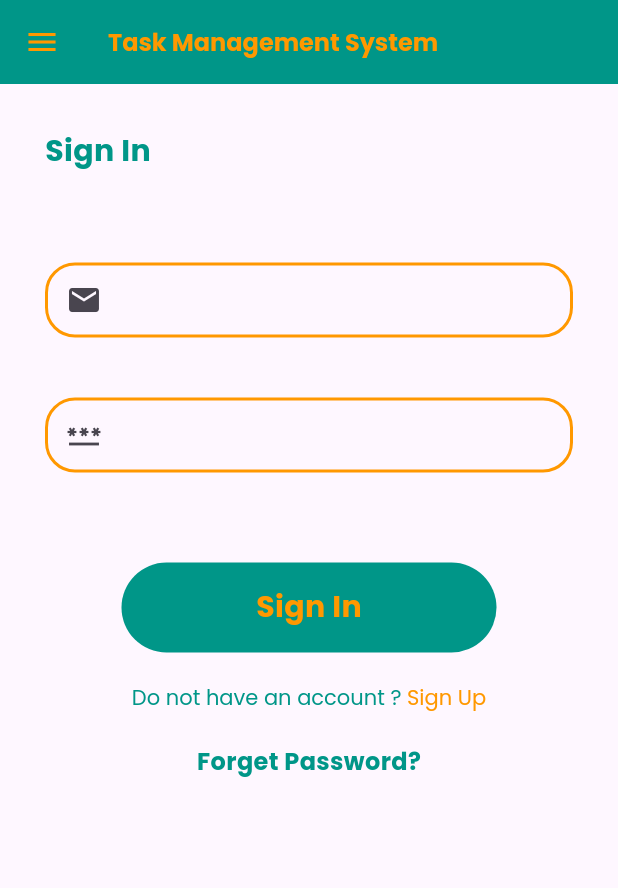
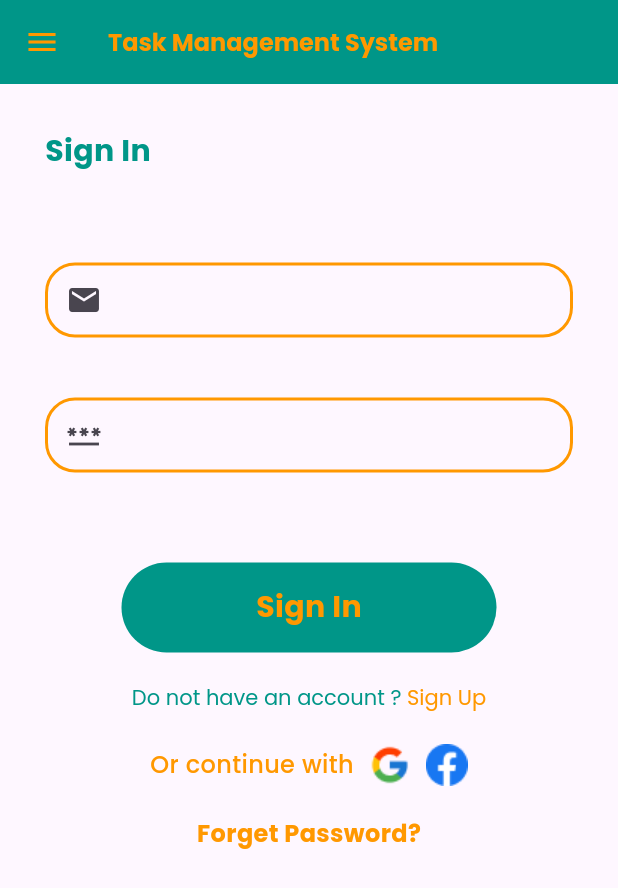
Before and after one commit to RajaHamadKayani/Task_Management, a Flutter app: the screen it shows after launch, on a phone screen of 412 x 824 dp. Shown: the top 888 px of the screen. Run offline on Flutter 3.47's test engine with Material 3 defaults, Android fonts, the phone set to English and light mode, and no system bars; our stand-ins replace cloud_firestore, firebase_auth, firebase_core, flutter_svg, get, google_fonts and 1 more; missing offline and left inert: flutter_facebook_auth; accounts and stored records are empty; project files that could hold a hidden picture were left out.

```diff
--- a/lib/views/change_new_password/change_new_password.dart
+++ b/lib/views/change_new_password/change_new_password.dart
@@ -3,6 +3,7 @@ import 'package:get/get.dart';
 
 import 'package:task_management_system/utils/app_styles/app_styles.dart';
 import 'package:task_management_system/view_models/controllers/change_new_password/change_new_password.dart';
+import 'package:task_management_system/views/success_forget_password/success_forget_password.dart';
 import 'package:task_management_system/views/widgets/container_widget/container_widget.dart';
 import 'package:task_management_system/views/widgets/text_form_field_widget/text_form_field_widget.dart';
 import 'package:task_management_system/views/widgets/text_widget/text_widget.dart';
@@ -33,6 +34,10 @@ class _ChangeNewPasswordState extends State<ChangeNewPassword> {
             mainAxisAlignment: MainAxisAlignment.start,
             crossAxisAlignment: CrossAxisAlignment.start,
             children: [
+               IconButton(onPressed: (){
+                 Navigator.pushReplacement(context, MaterialPageRoute(builder: (context)=> const SuccessForgetPassword()));
+               }, icon:const  Icon(Icons.arrow_back)),
+            const SizedBox(height: 20,),
               TextWidget(
                 title: "Change New Password",
                 style: AppStyles.boldTextStyle(
--- a/lib/views/sign_in_screen/sign_in_screen.dart
+++ b/lib/views/sign_in_screen/sign_in_screen.dart
@@ -1,8 +1,12 @@
-import 'package:flutter/cupertino.dart';
+import 'package:firebase_auth/firebase_auth.dart';
+import 'package:flutter/foundation.dart';
 import 'package:flutter/material.dart';
+import 'package:flutter/widgets.dart';
 import 'package:get/get.dart';
 import 'package:task_management_system/services/routing_services/routing_services.dart';
 import 'package:task_management_system/utils/app_styles/app_styles.dart';
+import 'package:task_management_system/view_models/controllers/continue_with_facebook/continue_with_facebook.dart';
+import 'package:task_management_system/view_models/controllers/continue_with_google/continue_with_google.dart';
 import 'package:task_management_system/view_models/controllers/sign_in_controller/sign_in_controller.dart';
 import 'package:task_management_system/views/email_send_forget_password/email_send_forget_password.dart';
 import 'package:task_management_system/views/sign_up_screen/sign_up_screen.dart';
@@ -21,9 +25,10 @@ class SignInScreen extends StatefulWidget {
 class _SignInScreenState extends State<SignInScreen> {
   TextEditingController emailController = TextEditingController();
   TextEditingController passwordController = TextEditingController();
-
+  GoogleAuth googleAuth = GoogleAuth();
   SignInController signInController = Get.put(SignInController());
   RoutingServices routingServices = Get.put(RoutingServices());
+  FacebookAuthService facebookAuthService = FacebookAuthService();
   @override
   Widget build(BuildContext context) {
     return Scaffold(
@@ -154,6 +159,66 @@ class _SignInScreenState extends State<SignInScreen> {
                   const SizedBox(
                     height: 20,
                   ),
+                  Row(
+                    mainAxisAlignment: MainAxisAlignment.center,
+                    crossAxisAlignment: CrossAxisAlignment.center,
+                    children: [
+                      TextWidget(
+                        title: "Or continue with",
+                        style: AppStyles.boldTextStyle(
+                            color: Colors.orange,
+                            fontSize: 16,
+                            fontWeight: FontWeight.w500),
+                      ),
+                      const SizedBox(
+                        width: 10,
+                      ),
+                      GestureDetector(
+                        onTap: () async {
+                          final User? user =
+                              await googleAuth.signInWithGoogle();
+
+                          if (user != null) {
+                            if (kDebugMode) {
+                              print(
+                                  'Signed in with Google: ${user.displayName}');
+                            }
+                          } else {
+                            if (kDebugMode) {
+                              print('Google sign-in failed.');
+                            }
+                          }
+                        },
+                        child: Image.asset("assets/images/google_logo_1.png"),
+                      ),
+                      const SizedBox(
+                        width: 10,
+                      ),
+                      GestureDetector(
+                          onTap: () async {
+                            UserCredential? userCredential =
+                                await facebookAuthService.signInWithFacebook();
+
+                            if (userCredential != null) {
+                              // Authentication successful, you can navigate or perform actions
+                              if (kDebugMode) {
+                                print(
+                                    'User signed in: ${userCredential.user?.displayName}');
+                              }
+                            } else {
+                              // Authentication failed or canceled
+                              if (kDebugMode) {
+                                print('Facebook authentication failed');
+                              }
+                            }
+                          },
+                          child:
+                              Image.asset("assets/images/facebook_logo_1.png"))
+                    ],
+                  ),
+                  const SizedBox(
+                    height: 20,
+                  ),
                   GestureDetector(
                     onTap: () {
                       Navigator.pushReplacement(
@@ -165,7 +230,7 @@ class _SignInScreenState extends State<SignInScreen> {
                     child: TextWidget(
                       title: "Forget Password?",
                       style: AppStyles.boldTextStyle(
-                          color: Colors.teal, fontSize: 16),
+                          color: Colors.orange, fontSize: 16),
                     ),
                   )
                 ],
--- a/pubspec.yaml
+++ b/pubspec.yaml
@@ -43,6 +43,7 @@ dependencies:
   google_fonts: ^6.1.0
   cloud_firestore: ^4.15.5
   flutter_svg: ^2.0.10+1
+  flutter_facebook_auth: ^6.1.1
 
 dev_dependencies:
   flutter_test:
```
Also changed, not shown: lib/view_models/controllers/change_new_password/change_new_password.dart (+27 -10 lines), lib/view_models/controllers/continue_with_facebook/continue_with_facebook.dart (added, +34 -0 lines), lib/view_models/controllers/continue_with_google/continue_with_google.dart (added, +42 -0 lines), lib/view_models/controllers/sign_in_controller/sign_in_controller.dart (+16 -21 lines), lib/view_models/user_profile_data/user_profile_data.dart (+8 -1 lines), lib/views/email_send_forget_password/email_send_forget_password.dart (+24 -4 lines), lib/views/home_view/home_view.dart (added, +32 -0 lines), lib/views/sign_up_screen/sign_up_screen.dart (+5 -2 lines), lib/views/success_forget_password/success_forget_password.dart (+22 -2 lines), assets/images/facebook_logo_1.png (added), assets/images/google_logo_1.png (added), pubspec.lock, 7 other files.
